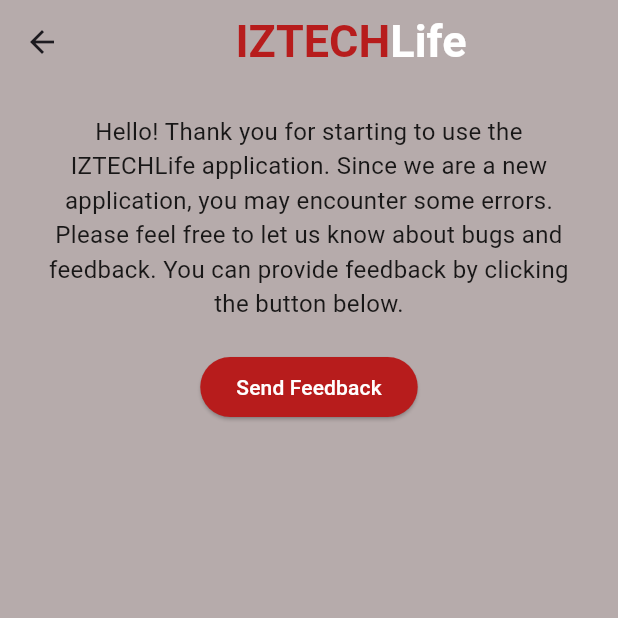
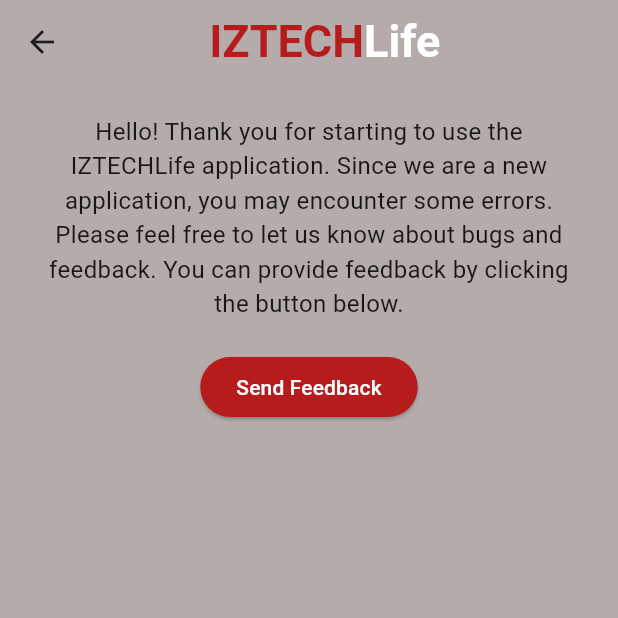
Before and after one commit to OnurAltugg/iztechlife, a Flutter app: the FeedbackPage screen opened directly, on a phone screen of 412 x 824 dp, the top half of it. Run offline on Flutter 3.47's test engine with Material 3 defaults, Android fonts, the phone set to English and light mode, and no system bars; our stand-ins replace cloud_firestore, datetime_picker_formfield_new, firebase_auth, firebase_core, fluttertoast, random_string; missing offline and left inert: image_field; accounts and stored records are empty.

Commit message:
update appbar

```diff
--- a/lib/pages/feedback_pages/feedback_page.dart
+++ b/lib/pages/feedback_pages/feedback_page.dart
@@ -3,7 +3,7 @@ import 'package:flutter/material.dart';
 import 'feedback_dialog.dart';
 
 class FeedbackPage extends StatefulWidget {
-  const FeedbackPage({Key? key}) : super(key: key);
+  const FeedbackPage({super.key});
 
   @override
   State<FeedbackPage> createState() => _FeedbackPageState();
@@ -16,7 +16,9 @@ class _FeedbackPageState extends State<FeedbackPage> {
       backgroundColor: const Color(0xFFB6ABAB),
       appBar: AppBar(
         backgroundColor: const Color(0xFFB6ABAB),
-        title: const Row(
+        title: const Padding(
+          padding: EdgeInsets.only(right: 35.0),
+          child: Row(
             mainAxisAlignment: MainAxisAlignment.center,
             children: [
               Text(
@@ -34,6 +36,7 @@ class _FeedbackPageState extends State<FeedbackPage> {
                     fontWeight: FontWeight.bold),
               )
             ],
+          ),
         ),
       ),
       body: SingleChildScrollView(
```
Lines whose indentation alone changed are shown as unchanged.
